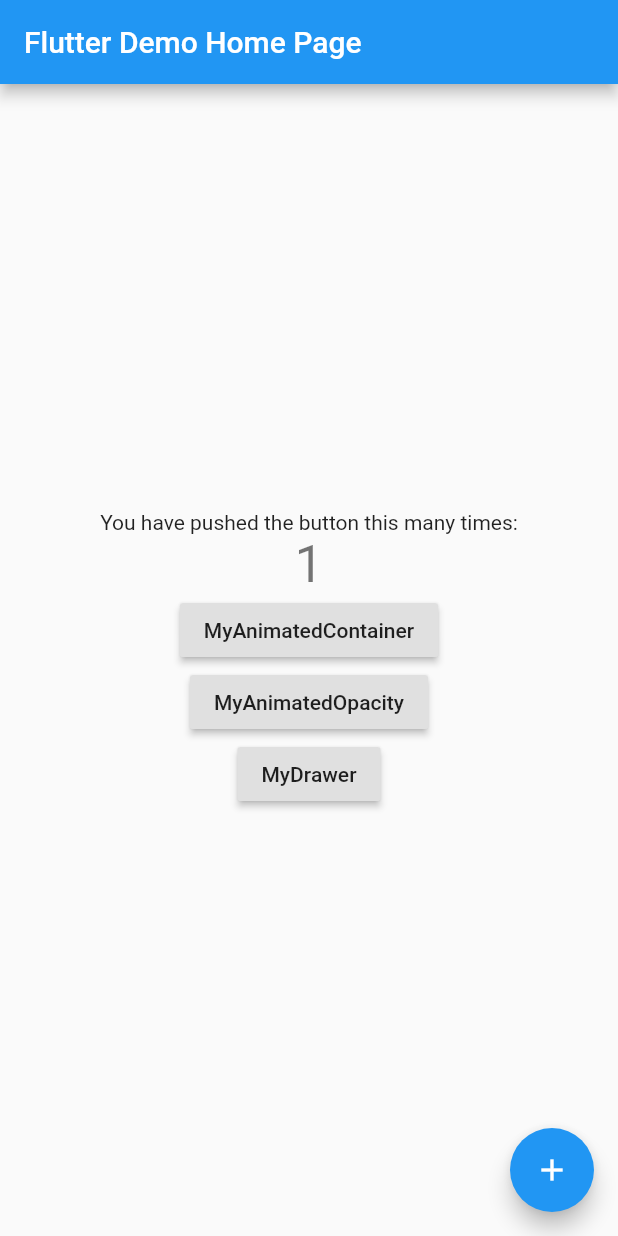
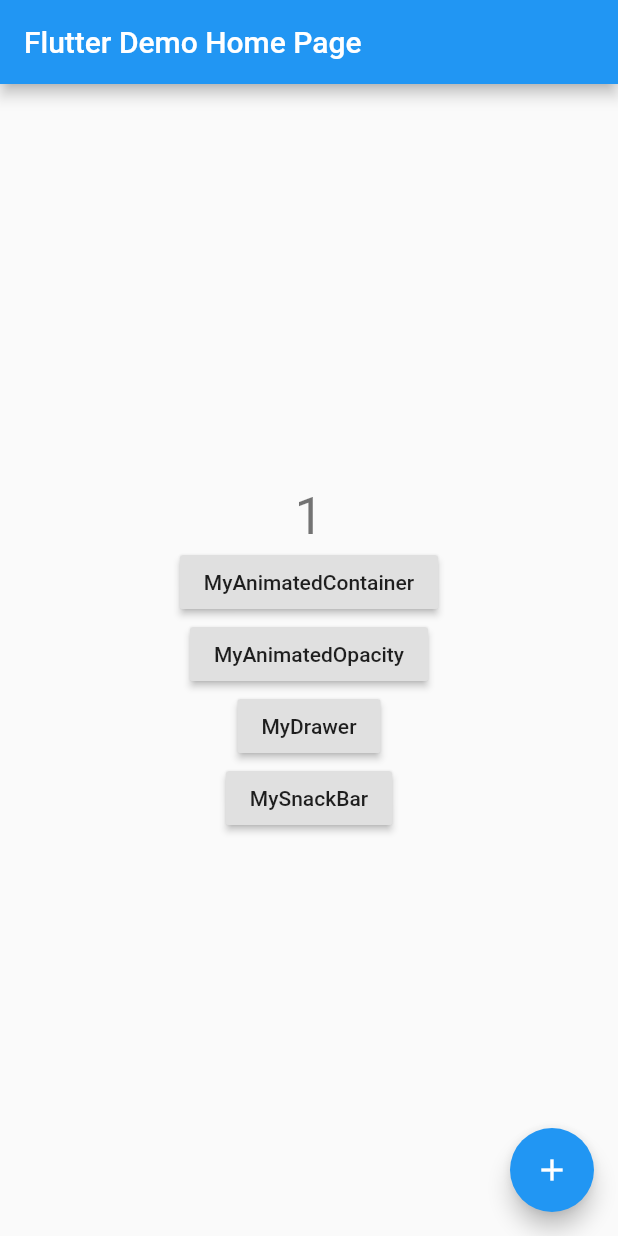
Before and after one commit to jiyeonjoy/flutter_middle_class, a Flutter app: the screen it shows after launch, after a tap on the "add" icon, on a phone screen of 412 x 824 dp. Run offline on Flutter 3.47's test engine with Material 2 defaults, Android fonts, the phone set to English and light mode, and no system bars.

Commit message:
MySnackBar 스낵바 추가

```diff
--- a/lib/main.dart
+++ b/lib/main.dart
@@ -2,6 +2,7 @@ import 'package:flutter/material.dart';
 import 'package:flutter_animatedcontainer/src/my_animated_container.dart';
 import 'package:flutter_animatedcontainer/src/my_animated_opacity.dart';
 import 'package:flutter_animatedcontainer/src/my_drawer.dart';
+import 'package:flutter_animatedcontainer/src/my_snack_bar.dart';
 
 void main() => runApp(MyApp());
 
@@ -42,9 +43,6 @@ class _MyHomePageState extends State<MyHomePage> {
           mainAxisAlignment: MainAxisAlignment.center,
           children: <Widget>[
             Text(
-              'You have pushed the button this many times:',
-            ),
-            Text(
               '$_counter',
               style: Theme.of(context).textTheme.display1,
             ),
@@ -61,6 +59,10 @@ class _MyHomePageState extends State<MyHomePage> {
             RaisedButton(
                 child: Text('MyDrawer'),
                 onPressed: _goMyDrawer
+            ),
+            RaisedButton(
+                child: Text('MySnackBar'),
+                onPressed: _goMySnackBar
             )
           ],
         ),
@@ -73,6 +75,11 @@ class _MyHomePageState extends State<MyHomePage> {
     );
   }
 
+  void _incrementCounter() {
+    setState(() {
+      _counter++;
+    });
+  }
 
   void _goMyAnimatedContainer() {
     Navigator.push(context,
@@ -89,15 +96,8 @@ class _MyHomePageState extends State<MyHomePage> {
         MaterialPageRoute(builder: (counter) => MyDrawer()));
   }
 
-  void _incrementCounter() {
-    setState(() {
-      _counter++;
-    });
+  void _goMySnackBar() {
+    Navigator.push(context,
+        MaterialPageRoute(builder: (counter) => MySnackBar()));
   }
-
-
-
-
-
-
 }
```
Also changed, not shown: lib/src/my_snack_bar.dart (added, +35 -0 lines).
